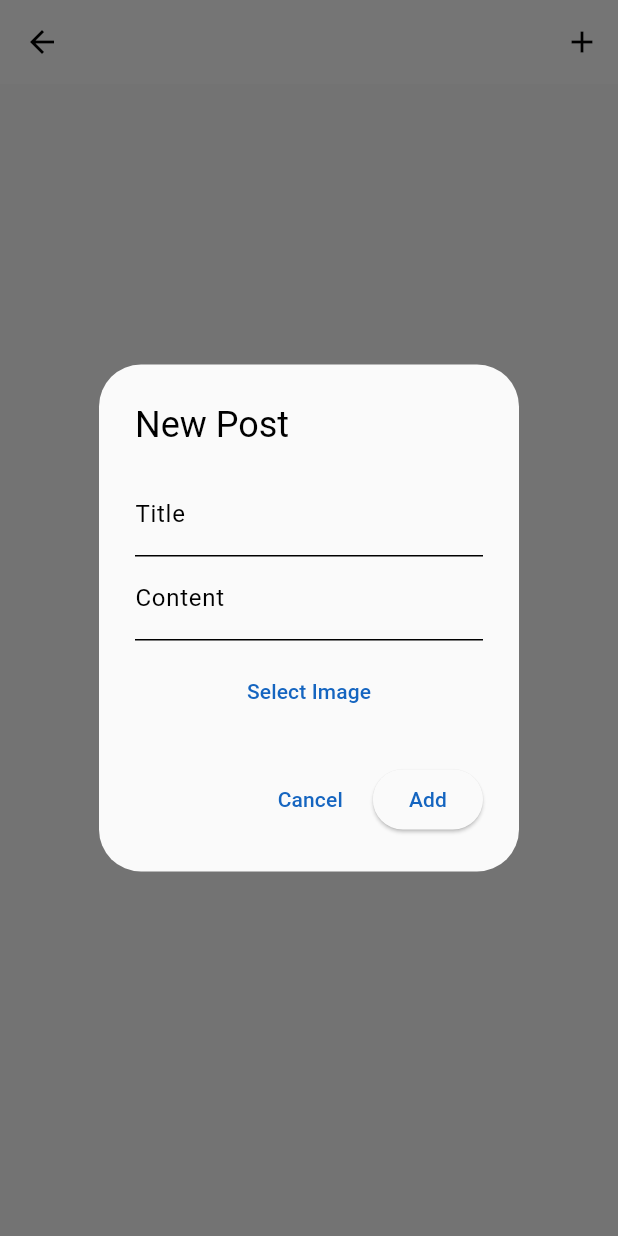
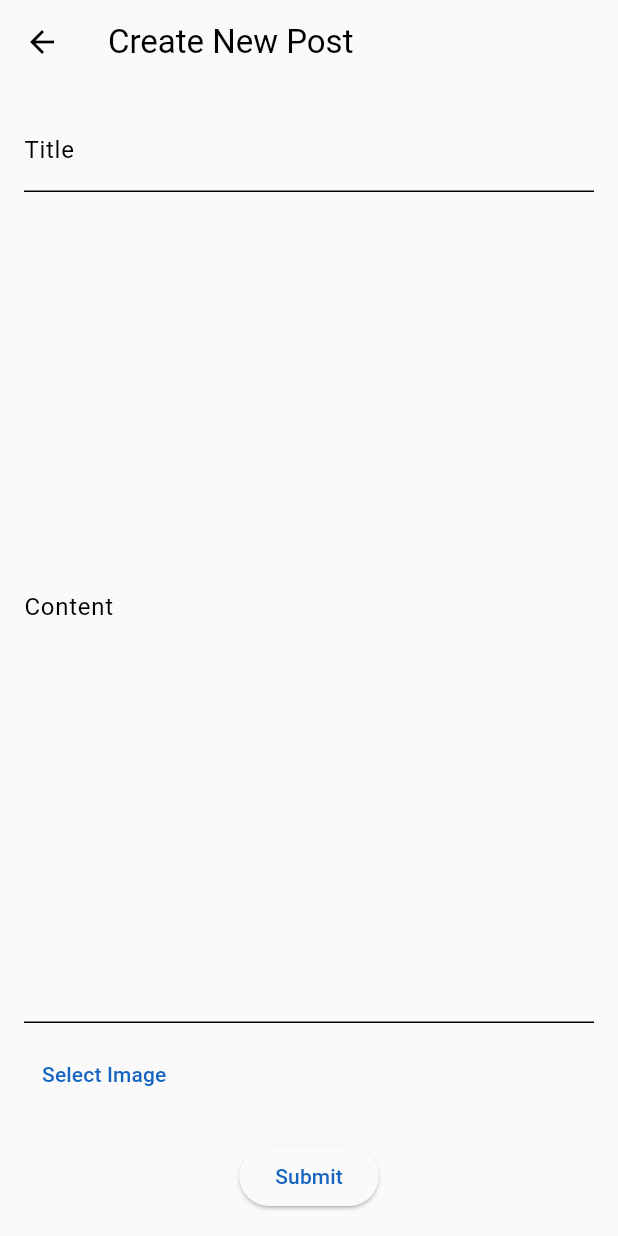
Before and after one commit to kimgukmin-99/flutter-academic-management, a Flutter app: the BulletinBoardScreen screen opened directly, after a tap on the "add" icon, on a phone screen of 412 x 824 dp. Run offline on Flutter 3.47's test engine with Material 3 defaults, Android fonts, the phone set to English and light mode, and no system bars; our stand-ins replace image_picker.

Commit message:
add create post page

```diff
--- a/lib/screens/bulletin.dart
+++ b/lib/screens/bulletin.dart
@@ -1,6 +1,7 @@
 import 'package:flutter/material.dart';
 import 'package:image_picker/image_picker.dart';
 import 'dart:io';
+import 'package:academic_management/screens/creat_post.dart';
 
 class Post {
   final String title;
@@ -17,82 +18,11 @@ class BulletinBoardScreen extends StatefulWidget {
 
 class _BulletinBoardScreenState extends State<BulletinBoardScreen> {
   final List<Post> _posts = [];
-  final ImagePicker _picker = ImagePicker();
-  File? _selectedImage;
 
   void _addPost(String title, String content, File? image) {
     setState(() {
       _posts.add(Post(title: title, content: content, image: image));
-      _selectedImage = null;
     });
-  }
-
-  void _showAddPostDialog() {
-    String title = '';
-    String content = '';
-
-    showDialog(
-      context: context,
-      builder: (context) {
-        return AlertDialog(
-          title: Text('New Post'),
-          content: Column(
-            mainAxisSize: MainAxisSize.min,
-            children: [
-              TextField(
-                decoration: InputDecoration(labelText: 'Title'),
-                onChanged: (value) {
-                  title = value;
-                },
-              ),
-              TextField(
-                decoration: InputDecoration(labelText: 'Content'),
-                onChanged: (value) {
-                  content = value;
-                },
-              ),
-              SizedBox(height: 10),
-              _selectedImage == null
-                  ? TextButton(
-                      onPressed: () async {
-                        final pickedFile = await _picker.pickImage(
-                            source: ImageSource.gallery);
-                        if (pickedFile != null) {
-                          setState(() {
-                            _selectedImage = File(pickedFile.path);
-                          });
-                        }
-                      },
-                      child: Text('Select Image'),
-                    )
-                  : Image.file(
-                      _selectedImage!,
-                      height: 100,
-                      width: 100,
-                    ),
-            ],
-          ),
-          actions: [
-            TextButton(
-              onPressed: () {
-                setState(() {
-                  _selectedImage = null;
-                });
-                Navigator.of(context).pop();
-              },
-              child: Text('Cancel'),
-            ),
-            ElevatedButton(
-              onPressed: () {
-                _addPost(title, content, _selectedImage);
-                Navigator.of(context).pop();
-              },
-              child: Text('Add'),
-            ),
-          ],
-        );
-      },
-    );
   }
 
   @override
@@ -103,7 +33,15 @@ class _BulletinBoardScreenState extends State<BulletinBoardScreen> {
         actions: [
           IconButton(
             icon: Icon(Icons.add),
-            onPressed: _showAddPostDialog,
+            onPressed: () {
+              Navigator.push(
+                context,
+                MaterialPageRoute(
+                  builder: (context) =>
+                      CreatePostScreen(addPostCallback: _addPost),
+                ),
+              );
+            },
           ),
         ],
       ),
--- /dev/null
+++ b/lib/screens/creat_post.dart
@@ -0,0 +1,84 @@
+import 'package:flutter/material.dart';
+import 'package:image_picker/image_picker.dart';
+import 'dart:io';
+
+class CreatePostScreen extends StatefulWidget {
+  final Function(String, String, File?) addPostCallback;
+
+  CreatePostScreen({required this.addPostCallback});
+
+  @override
+  _CreatePostScreenState createState() => _CreatePostScreenState();
+}
+
+class _CreatePostScreenState extends State<CreatePostScreen> {
+  final ImagePicker _picker = ImagePicker();
+  String _title = '';
+  String _content = '';
+  File? _selectedImage;
+
+  void _pickImage() async {
+    final pickedFile = await _picker.pickImage(source: ImageSource.gallery);
+    if (pickedFile != null) {
+      setState(() {
+        _selectedImage = File(pickedFile.path);
+      });
+    }
+  }
+
+  void _submitPost() {
+    widget.addPostCallback(_title, _content, _selectedImage);
+    Navigator.of(context).pop();
+  }
+
+  @override
+  Widget build(BuildContext context) {
+    return Scaffold(
+      appBar: AppBar(
+        title: Text('Create New Post'),
+      ),
+      body: Padding(
+        padding: const EdgeInsets.all(16.0),
+        child: Column(
+          crossAxisAlignment: CrossAxisAlignment.start,
+          children: [
+            TextField(
+              decoration: InputDecoration(labelText: 'Title'),
+              onChanged: (value) {
+                _title = value;
+              },
+            ),
+            Expanded(
+              child: TextField(
+                decoration: InputDecoration(labelText: 'Content'),
+                onChanged: (value) {
+                  _content = value;
+                },
+                maxLines: null,
+                expands: true,
+              ),
+            ),
+            SizedBox(height: 10),
+            _selectedImage == null
+                ? TextButton(
+                    onPressed: _pickImage,
+                    child: Text('Select Image'),
+                  )
+                : Image.file(
+                    _selectedImage!,
+                    height: 100,
+                    width: 100,
+                  ),
+            SizedBox(height: 20),
+            Center(
+              child: ElevatedButton(
+                onPressed: _submitPost,
+                child: Text('Submit'),
+              ),
+            ),
+          ],
+        ),
+      ),
+    );
+  }
+}
```
Also changed, not shown: 3 other files.
